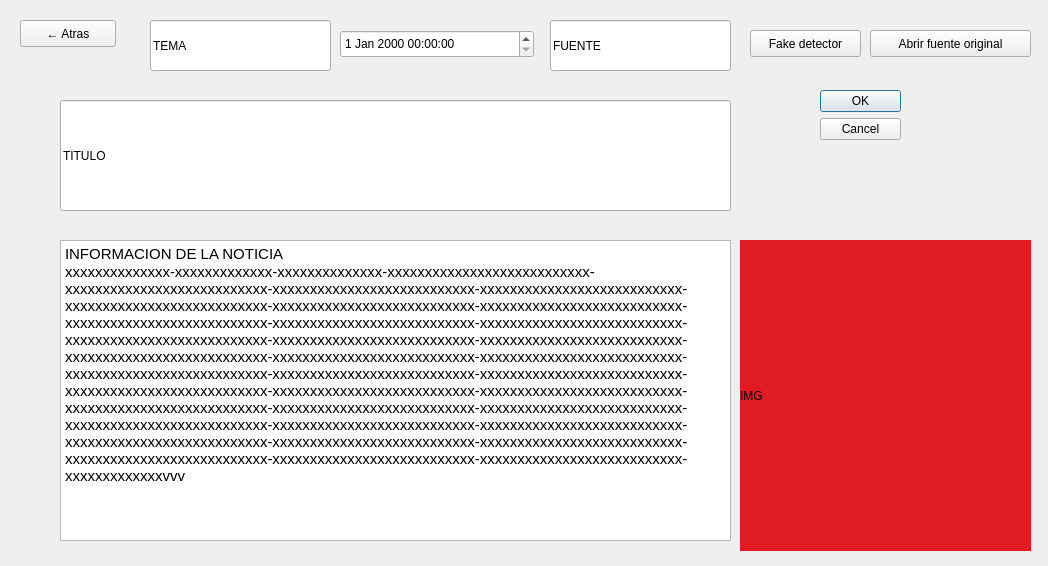
The window that JcNewsProject/newsvisualizer.ui (dev1d123/JcNews) describes before a commit, drawn with Qt 5.
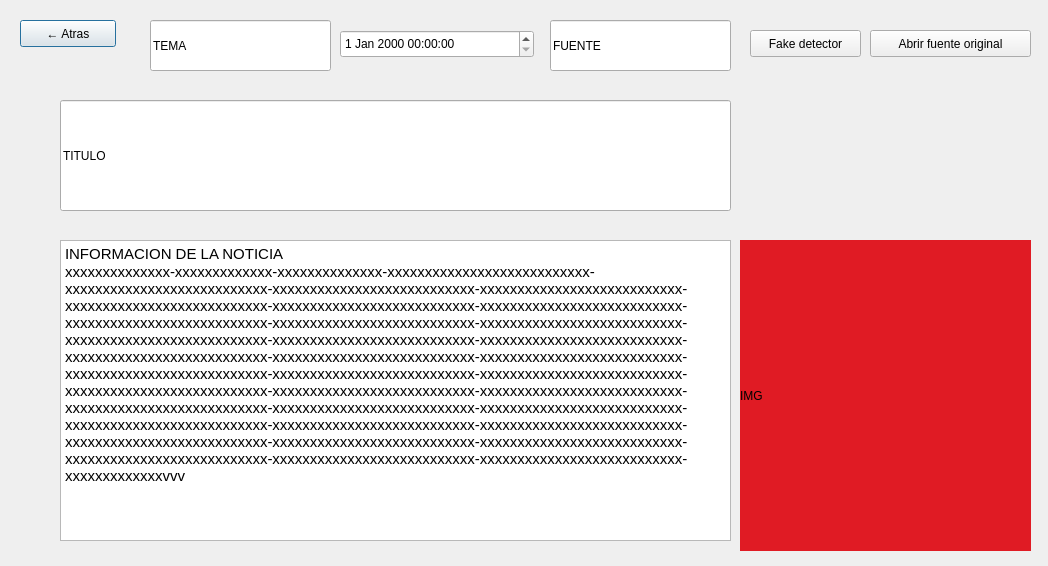
The same window after the commit.

What changed in the file:
```diff
--- a/JcNewsProject/newsvisualizer.ui
+++ b/JcNewsProject/newsvisualizer.ui
@@ -13,22 +13,6 @@
   <property name="windowTitle">
    <string>Dialog</string>
   </property>
-  <widget class="QDialogButtonBox" name="buttonBox">
-   <property name="geometry">
-    <rect>
-     <x>820</x>
-     <y>90</y>
-     <width>81</width>
-     <height>71</height>
-    </rect>
-   </property>
-   <property name="orientation">
-    <enum>Qt::Orientation::Vertical</enum>
-   </property>
-   <property name="standardButtons">
-    <set>QDialogButtonBox::StandardButton::Cancel|QDialogButtonBox::StandardButton::Ok</set>
-   </property>
-  </widget>
   <widget class="QPushButton" name="atrasButton">
    <property name="geometry">
     <rect>
```
Left out of the diff: 35 changed lines with no effect on the pictures.
